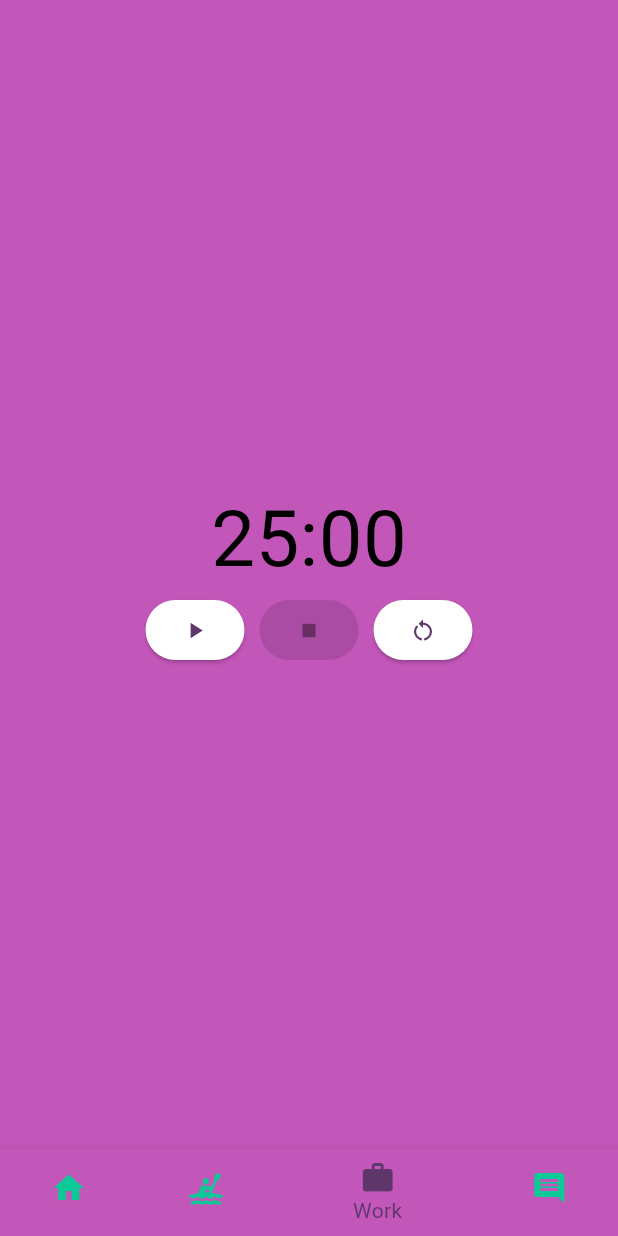
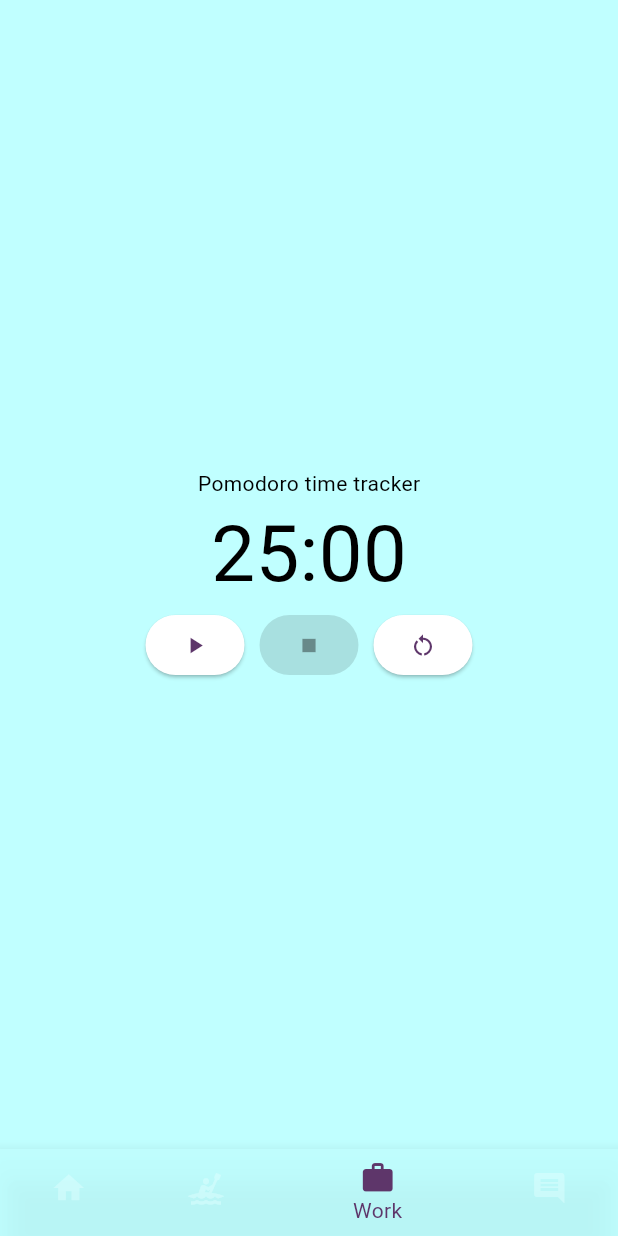
Before and after one commit to Jabrocki/HackYeah, a Flutter app: the screen it shows after launch, item 3 of the bottom bar chosen, on a phone screen of 412 x 824 dp. Run offline on Flutter 3.47's test engine with Material 3 defaults, Android fonts, the phone set to English and light mode, and no system bars.

Commit message:
new theme colors

```diff
--- a/lib/layouts/workPage.dart
+++ b/lib/layouts/workPage.dart
@@ -21,9 +21,15 @@ Widget build(BuildContext context) {
     return "${minutes.toString().padLeft(2, '0')}:${seconds.toString().padLeft(2, '0')}";
   }
 
-  return Column(
+  return Scaffold(
+    body: SafeArea(
+      child: Center(
+        child: Column(
           mainAxisAlignment: MainAxisAlignment.center,
           children: [
+            const Text(
+              'Pomodoro time tracker',
+            ),
             Text(
               formatTime(appState.remainingTime), // Wyświetlanie czasu
               style: const TextStyle(fontSize: 52),
@@ -48,6 +54,9 @@ Widget build(BuildContext context) {
               ],
             ),
           ],
+        ),
+      ),
+    ),
   );
 }
 }
--- a/lib/main.dart
+++ b/lib/main.dart
@@ -25,11 +25,11 @@ class MyApp extends StatelessWidget {
         debugShowCheckedModeBanner: false,
         title: 'Namer App',
         theme: ThemeData(
-        primaryColor: const Color.fromARGB(255, 94, 54, 106),
+        primaryColor: const Color.fromRGBO(218, 191, 255, 255),
         colorScheme: ColorScheme.fromSwatch().copyWith(
           primary: const Color.fromARGB(255, 94, 54, 106),
-          secondary: const Color.fromARGB(255, 12, 202, 152),
-          surface: const Color.fromARGB(255, 194, 86, 185),
+          secondary: const Color.fromARGB(127, 222, 255, 255,),
+          surface: const Color.fromARGB(218, 191, 255, 255),
         ),
         ),
     home: const MainPage(),
```
Lines whose indentation alone changed are shown as unchanged.
